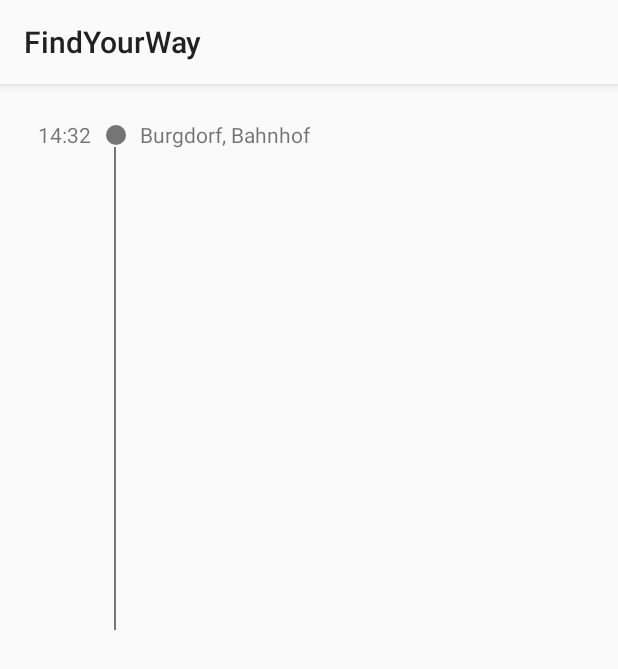
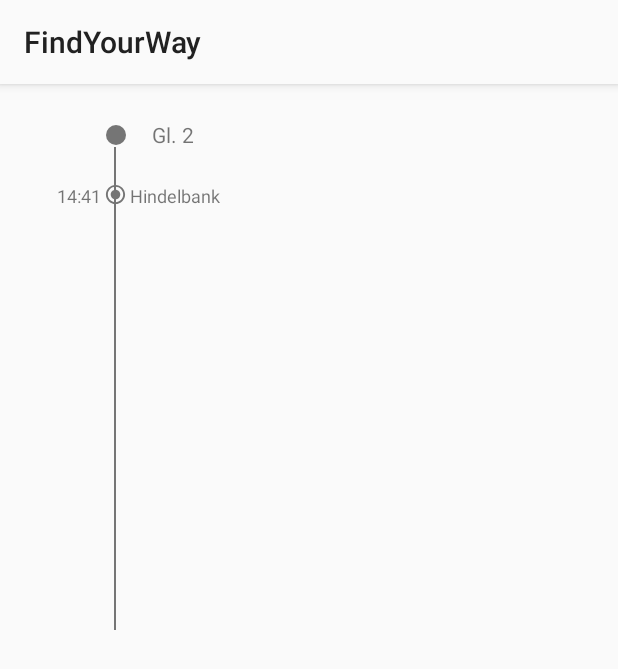
Before and after one commit to FaKiieZ/FindYourWay, an Android app: the ConnectionDetail screen opened directly, with no data from a screen before it, on a phone screen of 412 x 824 dp. Shown: the top 669 px of the screen. Run offline under Robolectric (Android 15) with nearby library versions, the phone set to English and light mode, and no system bars; network calls fail; 10 statements that could not run were skipped.

Commit message:
Some shit for the view

```diff
--- a/app/src/main/java/ch/bbcag/findyourway/helper/TransportOpendataJsonParser.java
+++ b/app/src/main/java/ch/bbcag/findyourway/helper/TransportOpendataJsonParser.java
@@ -17,6 +17,7 @@ import java.util.Iterator;
 import java.util.List;
 
 import ch.bbcag.findyourway.model.Connection;
+import ch.bbcag.findyourway.model.ConnectionDetail;
 import ch.bbcag.findyourway.model.Coordinates;
 import ch.bbcag.findyourway.model.Location;
 import ch.bbcag.findyourway.model.Stop;
@@ -131,4 +132,22 @@ public class TransportOpendataJsonParser {
         }
         return list;
     }
+
+    public static ConnectionDetail CreateConnectionDetailFromJsonString(String connectionString) throws JSONException{
+        JSONObject jsonObject = new JSONObject(connectionString);
+        List<Stop> passList = new ArrayList<>();
+        // create passlist
+        for(int z = 0; z < jsonObject.getJSONArray("passList").length(); z++){
+            String stop = jsonObject.getJSONArray("passList").get(z).toString();
+            passList.add(createStopFromJsonString(stop));
+        }
+        String category = jsonObject.getString("category");
+        String number = jsonObject.getString("number");
+        String to = jsonObject.getString("to");
+        String from = jsonObject.getJSONObject("stop").getJSONObject("station").getString("name");
+        String platform = jsonObject.getJSONObject("stop").getString("platform");
+        Date departure = new Date(Long.parseLong(jsonObject.getJSONObject("stop").getString("departureTimestamp")) * 1000L);
+        String arrival = passList.get(passList.size() -1).getArrivalTime();
+        return new ConnectionDetail(number, to, passList, from, platform, departure, arrival);
+    }
 }
--- a/app/src/main/java/ch/bbcag/findyourway/model/Connection.java
+++ b/app/src/main/java/ch/bbcag/findyourway/model/Connection.java
@@ -25,7 +25,6 @@ public class Connection {
     }
 
     public Connection(Location from, Location to, Time duration, String service, Date departure, String category, String number, String platform, String JsonString){
-
         setFrom(from);
         setTo(to);
         setDuration(duration);
--- /dev/null
+++ b/app/src/main/java/ch/bbcag/findyourway/model/ConnectionDetail.java
@@ -0,0 +1,85 @@
+package ch.bbcag.findyourway.model;
+
+import java.text.DateFormat;
+import java.text.SimpleDateFormat;
+import java.util.Date;
+import java.util.List;
+
+public class ConnectionDetail {
+    private String Number;
+    private String To;
+    private List<Stop> PassList;
+    private String From;
+    private String Platform;
+    private Date Departure;
+    private String Arrival;
+
+
+    public ConnectionDetail(String number, String to, List<Stop> passList, String from, String platform, Date departure, String arrival){
+        setNumber(number);
+        setTo(to);
+        setPassList(passList);
+        setFrom(from);
+        setPlatform(platform);
+        setDeparture(departure);
+        setArrival(arrival);
+    }
+
+    public String getNumber() {
+        return Number;
+    }
+
+    public void setNumber(String number) {
+        Number = number;
+    }
+
+    public String getTo() {
+        return To;
+    }
+
+    public void setTo(String to) {
+        To = to;
+    }
+
+    public List<Stop> getPassList() {
+        return PassList;
+    }
+
+    public void setPassList(List<Stop> passList) {
+        PassList = passList;
+    }
+
+    public String getFrom() {
+        return From;
+    }
+
+    public void setFrom(String from) {
+        From = from;
+    }
+
+    public String getPlatform() {
+        return Platform;
+    }
+
+    public void setPlatform(String plattform) {
+        Platform = plattform;
+    }
+
+    public String getDeparture() {
+        DateFormat df = new SimpleDateFormat("HH:mm");
+
+        return df.format(Departure);
+    }
+
+    public void setDeparture(Date departure) {
+        Departure = departure;
+    }
+
+    public String getArrival() {
+        return Arrival;
+    }
+
+    public void setArrival(String arrival) {
+        Arrival = arrival;
+    }
+}
--- a/app/src/main/java/ch/bbcag/findyourway/views/ConnectionDetail.java
+++ b/app/src/main/java/ch/bbcag/findyourway/views/ConnectionDetail.java
@@ -2,8 +2,13 @@ package ch.bbcag.findyourway.views;
 
 import android.support.v7.app.AppCompatActivity;
 import android.os.Bundle;
+import android.widget.TextView;
+
+import org.json.JSONException;
 
 import ch.bbcag.findyourway.R;
+import ch.bbcag.findyourway.helper.TransportOpendataJsonParser;
+import ch.bbcag.findyourway.model.Connection;
 
 public class ConnectionDetail extends AppCompatActivity {
 
@@ -13,6 +18,19 @@ public class ConnectionDetail extends AppCompatActivity {
         setContentView(R.layout.activity_connection_detail);
 
         String JsonConnection = getIntent().getStringExtra("connection");
+        try {
+            ch.bbcag.findyourway.model.ConnectionDetail connection = TransportOpendataJsonParser.CreateConnectionDetailFromJsonString(JsonConnection);
+            CreatePlan(connection);
+        } catch (JSONException e) {
+            e.printStackTrace();
+        }
+    }
 
+    private void CreatePlan(ch.bbcag.findyourway.model.ConnectionDetail connectionDetail){
+        TextView from = (TextView)findViewById(R.id.textViewFrom);
+        TextView departure = (TextView)findViewById(R.id.textViewDeparture);
+
+        departure.setText(connectionDetail.getDeparture());
+        from.setText(connectionDetail.getFrom());
     }
 }
--- a/app/src/main/java/ch/bbcag/findyourway/views/StationDetailActivity.java
+++ b/app/src/main/java/ch/bbcag/findyourway/views/StationDetailActivity.java
@@ -56,6 +56,7 @@ public class StationDetailActivity extends AppCompatActivity {
                                     Intent intent = new Intent(getBaseContext(), ConnectionDetail.class);
                                     Connection selected = (Connection)parent.getItemAtPosition(position);
                                     intent.putExtra("connection", selected.getJsonString());
+                                    intent.putExtra("stationId", selected.getFrom().getId());
                                     startActivity(intent);
                                 }
                             };
--- /dev/null
+++ b/app/src/main/res/drawable/ic_radio_button_checked_black_24dp.xml
@@ -0,0 +1,5 @@
+<vector android:height="24dp" android:tint="#757575"
+    android:viewportHeight="24.0" android:viewportWidth="24.0"
+    android:width="24dp" xmlns:android="http://schemas.android.com/apk/res/android">
+    <path android:fillColor="#757575" android:pathData="M12,7c-2.76,0 -5,2.24 -5,5s2.24,5 5,5 5,-2.24 5,-5 -2.24,-5 -5,-5zM12,2C6.48,2 2,6.48 2,12s4.48,10 10,10 10,-4.48 10,-10S17.52,2 12,2zM12,20c-4.42,0 -8,-3.58 -8,-8s3.58,-8 8,-8 8,3.58 8,8 -3.58,8 -8,8z"/>
+</vector>
--- a/app/src/main/res/layout/activity_connection_detail.xml
+++ b/app/src/main/res/layout/activity_connection_detail.xml
@@ -7,8 +7,18 @@
     android:layout_marginTop="20dp"
     tools:context=".views.ConnectionDetail">
 
+    <ImageView
+        android:id="@+id/imageView3"
+        android:layout_width="15dp"
+        android:layout_height="15dp"
+        android:layout_marginStart="69dp"
+        android:layout_marginTop="24dp"
+        app:layout_constraintStart_toStartOf="parent"
+        app:layout_constraintTop_toBottomOf="@+id/imageView2"
+        app:srcCompat="@drawable/ic_radio_button_checked_black_24dp" />
+
     <View
-        android:id="@+id/view"
+        android:id="@+id/line"
         android:layout_width="1dp"
         android:layout_height="322dp"
         android:layout_marginStart="76dp"
@@ -19,14 +29,14 @@
         app:layout_constraintTop_toTopOf="parent" />
 
     <TextView
-        android:id="@+id/textView3"
+        android:id="@+id/textViewDeparture"
         android:layout_width="wrap_content"
         android:layout_height="20dp"
         android:layout_marginEnd="15dp"
         android:layout_marginTop="4dp"
         android:text="14:32"
         android:visibility="visible"
-        app:layout_constraintEnd_toStartOf="@+id/view"
+        app:layout_constraintEnd_toStartOf="@+id/line"
         app:layout_constraintTop_toTopOf="parent" />
 
     <ImageView
@@ -34,14 +44,14 @@
         android:layout_width="16dp"
         android:layout_height="16dp"
         android:layout_marginStart="9dp"
-        app:layout_constraintBottom_toTopOf="@+id/view"
-        app:layout_constraintEnd_toEndOf="@+id/view"
+        app:layout_constraintBottom_toTopOf="@+id/line"
+        app:layout_constraintEnd_toEndOf="@+id/line"
         app:layout_constraintHorizontal_bias="0.14"
-        app:layout_constraintStart_toEndOf="@+id/textView3"
+        app:layout_constraintStart_toEndOf="@+id/textViewDeparture"
         app:srcCompat="@drawable/ic_brightness_1_black_24dp" />
 
     <TextView
-        android:id="@+id/textView4"
+        android:id="@+id/textViewFrom"
         android:layout_width="wrap_content"
         android:layout_height="20dp"
         android:layout_marginStart="8dp"
@@ -50,4 +60,34 @@
         app:layout_constraintStart_toEndOf="@+id/imageView2"
         app:layout_constraintTop_toTopOf="parent" />
 
+    <TextView
+        android:id="@+id/textViewPlattform"
+        android:layout_width="wrap_content"
+        android:layout_height="20dp"
+        android:layout_marginStart="8dp"
+        android:layout_marginTop="4dp"
+        android:text="Gl. 2"
+        app:layout_constraintStart_toEndOf="@+id/textViewFrom"
+        app:layout_constraintTop_toTopOf="parent" />
+
+    <TextView
+        android:id="@+id/textView6"
+        android:layout_width="wrap_content"
+        android:layout_height="14dp"
+        android:layout_marginEnd="2dp"
+        android:text="14:41"
+        android:textSize="12sp"
+        app:layout_constraintEnd_toStartOf="@+id/imageView3"
+        app:layout_constraintTop_toTopOf="@+id/imageView3" />
+
+    <TextView
+        android:id="@+id/textView7"
+        android:layout_width="wrap_content"
+        android:layout_height="wrap_content"
+        android:layout_marginStart="2dp"
+        android:text="Hindelbank"
+        android:textSize="12sp"
+        app:layout_constraintStart_toEndOf="@+id/imageView3"
+        app:layout_constraintTop_toTopOf="@+id/imageView3" />
+
 </android.support.constraint.ConstraintLayout>
```
